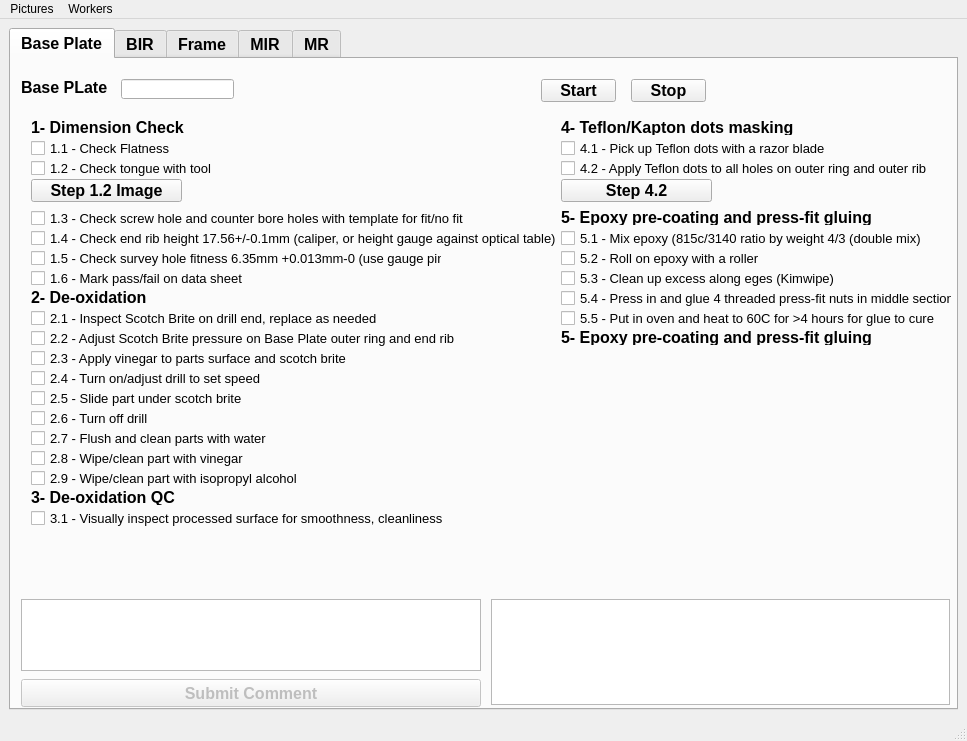
Above: guis/panel/partsprep/partsPrepUI.ui from bamesserly/mu2e-tracker-factory before the change. Below: the same form after it.
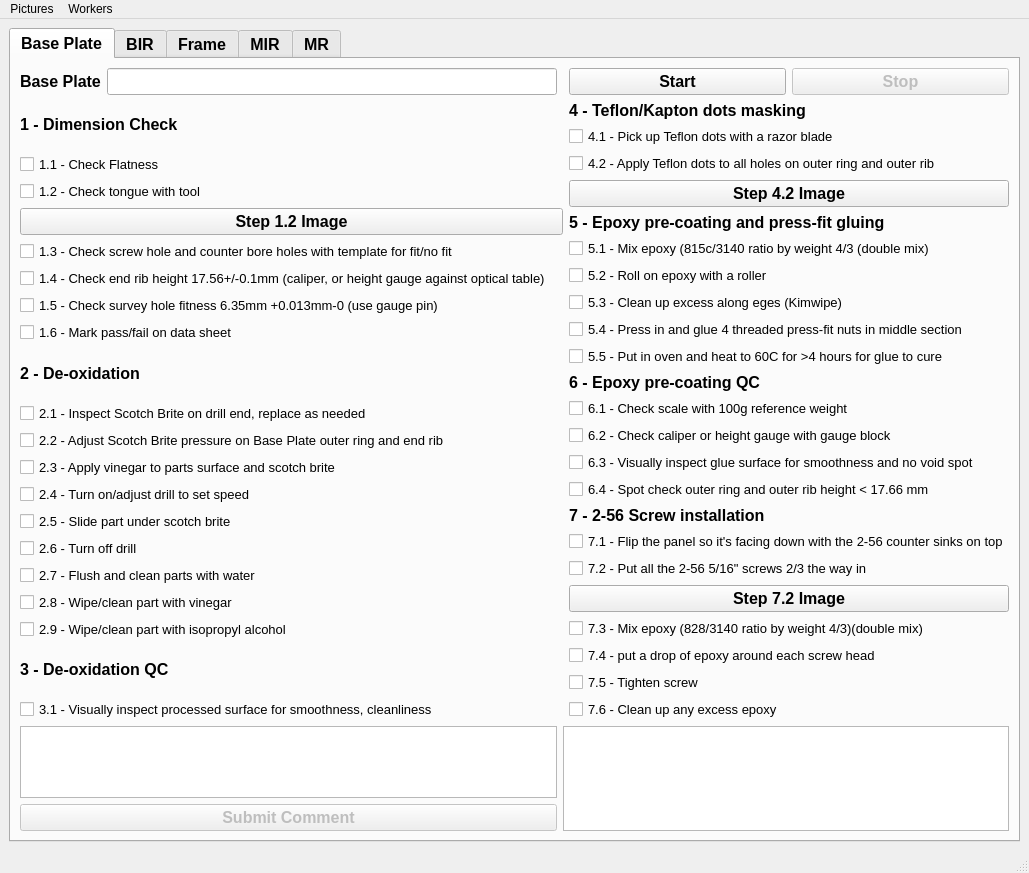
That is the form after the change.

Commit message:
Parts Prep 2 (#215)
* Base Plate UI done
- just the .ui and .py UI files, not the main.

* BP done, Frame and MIR UI done
- see title

* All the parts are done!
- each part type is ready to use
- front and back end are done

* Debugging
- lots of typos in variable names and stuff

```diff
--- a/guis/panel/partsprep/partsPrepUI.ui
+++ b/guis/panel/partsprep/partsPrepUI.ui
@@ -6,8 +6,8 @@
    <rect>
     <x>0</x>
     <y>0</y>
-    <width>967</width>
-    <height>741</height>
+    <width>1029</width>
+    <height>835</height>
    </rect>
   </property>
   <property name="windowTitle">
@@ -31,110 +31,67 @@
        <attribute name="title">
         <string>Base Plate</string>
        </attribute>
+       <layout class="QGridLayout" name="gridLayout_9">
+        <item row="0" column="0">
+         <layout class="QHBoxLayout" name="horizontalLayout_4">
+          <item>
+           <widget class="QLabel" name="label_8">
+            <property name="text">
+             <string>Base Plate</string>
+            </property>
+           </widget>
+          </item>
+          <item>
+           <widget class="QLineEdit" name="bpLE"/>
+          </item>
+         </layout>
+        </item>
+        <item row="0" column="2">
+         <layout class="QHBoxLayout" name="horizontalLayout_3">
+          <item>
        <widget class="QPushButton" name="bpStartPB">
-        <property name="geometry">
-         <rect>
-          <x>530</x>
-          <y>20</y>
-          <width>75</width>
-          <height>23</height>
-         </rect>
-        </property>
         <property name="text">
          <string>Start</string>
         </property>
        </widget>
+          </item>
+          <item>
        <widget class="QPushButton" name="pbStopPB">
-        <property name="geometry">
-         <rect>
-          <x>620</x>
-          <y>20</y>
-          <width>75</width>
-          <height>23</height>
-         </rect>
+            <property name="enabled">
+             <bool>false</bool>
         </property>
         <property name="text">
          <string>Stop</string>
         </property>
        </widget>
-       <widget class="QLineEdit" name="bpLE">
-        <property name="geometry">
-         <rect>
-          <x>110</x>
-          <y>20</y>
-          <width>113</width>
-          <height>20</height>
-         </rect>
-        </property>
-       </widget>
-       <widget class="QLabel" name="label_8">
-        <property name="geometry">
-         <rect>
-          <x>10</x>
-          <y>20</y>
-          <width>101</width>
-          <height>16</height>
-         </rect>
-        </property>
-        <property name="text">
-         <string>Base PLate</string>
-        </property>
-       </widget>
-       <widget class="QCheckBox" name="bp1_1">
-        <property name="geometry">
-         <rect>
-          <x>20</x>
-          <y>80</y>
-          <width>221</width>
-          <height>18</height>
-         </rect>
-        </property>
-        <property name="font">
-         <font>
-          <pointsize>10</pointsize>
-          <weight>50</weight>
-          <bold>false</bold>
-         </font>
-        </property>
-        <property name="text">
-         <string>1.1 - Check Flatness</string>
-        </property>
-       </widget>
-       <widget class="QPushButton" name="bpImage1_2">
-        <property name="geometry">
-         <rect>
-          <x>20</x>
-          <y>120</y>
-          <width>151</width>
-          <height>23</height>
-         </rect>
-        </property>
-        <property name="text">
-         <string>Step 1.2 Image</string>
-        </property>
-       </widget>
+          </item>
+         </layout>
+        </item>
+        <item row="1" column="0" colspan="2">
+         <layout class="QVBoxLayout" name="verticalLayout_4">
+          <item>
        <widget class="QLabel" name="label_9">
-        <property name="geometry">
-         <rect>
-          <x>20</x>
-          <y>60</y>
-          <width>181</width>
-          <height>16</height>
-         </rect>
-        </property>
+            <property name="text">
+             <string>1 - Dimension Check</string>
+            </property>
+           </widget>
+          </item>
+          <item>
+           <widget class="QCheckBox" name="bp1_1">
+            <property name="font">
+             <font>
+              <pointsize>10</pointsize>
+              <weight>50</weight>
+              <bold>false</bold>
+             </font>
+            </property>
         <property name="text">
-         <string>1- Dimension Check</string>
-        </property>
-       </widget>
+             <string>1.1 - Check Flatness</string>
+            </property>
+           </widget>
+          </item>
+          <item>
        <widget class="QCheckBox" name="bp1_2">
-        <property name="geometry">
-         <rect>
-          <x>20</x>
-          <y>100</y>
-          <width>231</width>
-          <height>18</height>
-         </rect>
-        </property>
         <property name="font">
          <font>
           <pointsize>10</pointsize>
@@ -146,15 +103,16 @@
          <string>1.2 - Check tongue with tool</string>
         </property>
        </widget>
+          </item>
+          <item>
+           <widget class="QPushButton" name="bpImage1_2">
+            <property name="text">
+             <string>Step 1.2 Image</string>
+            </property>
+           </widget>
+          </item>
+          <item>
        <widget class="QCheckBox" name="bp1_3">
-        <property name="geometry">
-         <rect>
-          <x>20</x>
-          <y>150</y>
-          <width>471</width>
-          <height>18</height>
-         </rect>
-        </property>
         <property name="font">
          <font>
           <pointsize>10</pointsize>
@@ -166,15 +124,9 @@
          <string>1.3 - Check screw hole and counter bore holes with template for fit/no fit</string>
         </property>
        </widget>
+          </item>
+          <item>
        <widget class="QCheckBox" name="bp1_4">
-        <property name="geometry">
-         <rect>
-          <x>20</x>
-          <y>170</y>
-          <width>531</width>
-          <height>18</height>
-         </rect>
-        </property>
         <property name="font">
          <font>
           <pointsize>10</pointsize>
@@ -186,15 +138,9 @@
          <string>1.4 - Check end rib height 17.56+/-0.1mm (caliper, or height gauge against optical table)</string>
         </property>
        </widget>
+          </item>
+          <item>
        <widget class="QCheckBox" name="bp1_5">
-        <property name="geometry">
-         <rect>
-          <x>20</x>
-          <y>190</y>
-          <width>411</width>
-          <height>18</height>
-         </rect>
-        </property>
         <property name="font">
          <font>
           <pointsize>10</pointsize>
@@ -206,15 +152,9 @@
          <string>1.5 - Check survey hole fitness 6.35mm +0.013mm-0 (use gauge pin)</string>
         </property>
        </widget>
+          </item>
+          <item>
        <widget class="QCheckBox" name="bp1_6">
-        <property name="geometry">
-         <rect>
-          <x>20</x>
-          <y>210</y>
-          <width>291</width>
-          <height>18</height>
-         </rect>
-        </property>
         <property name="font">
          <font>
           <pointsize>10</pointsize>
@@ -226,28 +166,16 @@
          <string>1.6 - Mark pass/fail on data sheet</string>
         </property>
        </widget>
+          </item>
+          <item>
        <widget class="QLabel" name="label_10">
-        <property name="geometry">
-         <rect>
-          <x>20</x>
-          <y>230</y>
-          <width>181</width>
-          <height>16</height>
-         </rect>
-        </property>
         <property name="text">
-         <string>2- De-oxidation</string>
-        </property>
-       </widget>
+             <string>2 - De-oxidation</string>
+            </property>
+           </widget>
+          </item>
+          <item>
        <widget class="QCheckBox" name="bp2_1">
-        <property name="geometry">
-         <rect>
-          <x>20</x>
-          <y>250</y>
-          <width>351</width>
-          <height>18</height>
-         </rect>
-        </property>
         <property name="font">
          <font>
           <pointsize>10</pointsize>
@@ -259,15 +187,9 @@
          <string>2.1 - Inspect Scotch Brite on drill end, replace as needed</string>
         </property>
        </widget>
+          </item>
+          <item>
        <widget class="QCheckBox" name="bp2_2">
-        <property name="geometry">
-         <rect>
-          <x>20</x>
-          <y>270</y>
-          <width>461</width>
-          <height>18</height>
-         </rect>
-        </property>
         <property name="font">
          <font>
           <pointsize>10</pointsize>
@@ -279,15 +201,9 @@
          <string>2.2 - Adjust Scotch Brite pressure on Base Plate outer ring and end rib</string>
         </property>
        </widget>
+          </item>
+          <item>
        <widget class="QCheckBox" name="bp2_3">
-        <property name="geometry">
-         <rect>
-          <x>20</x>
-          <y>290</y>
-          <width>351</width>
-          <height>18</height>
-         </rect>
-        </property>
         <property name="font">
          <font>
           <pointsize>10</pointsize>
@@ -299,15 +215,9 @@
          <string>2.3 - Apply vinegar to parts surface and scotch brite</string>
         </property>
        </widget>
+          </item>
+          <item>
        <widget class="QCheckBox" name="bp2_4">
-        <property name="geometry">
-         <rect>
-          <x>20</x>
-          <y>310</y>
-          <width>351</width>
-          <height>18</height>
-         </rect>
-        </property>
         <property name="font">
          <font>
           <pointsize>10</pointsize>
@@ -319,15 +229,9 @@
          <string>2.4 - Turn on/adjust drill to set speed</string>
         </property>
        </widget>
+          </item>
+          <item>
        <widget class="QCheckBox" name="bp2_5">
-        <property name="geometry">
-         <rect>
-          <x>20</x>
-          <y>330</y>
-          <width>351</width>
-          <height>18</height>
-         </rect>
-        </property>
         <property name="font">
          <font>
           <pointsize>10</pointsize>
@@ -339,15 +243,9 @@
          <string>2.5 - Slide part under scotch brite</string>
         </property>
        </widget>
+          </item>
+          <item>
        <widget class="QCheckBox" name="bp2_6">
-        <property name="geometry">
-         <rect>
-          <x>20</x>
-          <y>350</y>
-          <width>351</width>
-          <height>18</height>
-         </rect>
-        </property>
         <property name="font">
          <font>
           <pointsize>10</pointsize>
@@ -359,15 +257,9 @@
          <string>2.6 - Turn off drill</string>
         </property>
        </widget>
+          </item>
+          <item>
        <widget class="QCheckBox" name="bp2_7">
-        <property name="geometry">
-         <rect>
-          <x>20</x>
-          <y>370</y>
-          <width>351</width>
-          <height>18</height>
-         </rect>
-        </property>
         <property name="font">
          <font>
           <pointsize>10</pointsize>
@@ -379,15 +271,9 @@
          <string>2.7 - Flush and clean parts with water</string>
         </property>
        </widget>
+          </item>
+          <item>
        <widget class="QCheckBox" name="bp2_8">
-        <property name="geometry">
-         <rect>
-          <x>20</x>
-          <y>390</y>
-          <width>351</width>
-          <height>18</height>
-         </rect>
-        </property>
         <property name="font">
          <font>
           <pointsize>10</pointsize>
@@ -399,15 +285,9 @@
          <string>2.8 - Wipe/clean part with vinegar</string>
         </property>
        </widget>
+          </item>
+          <item>
        <widget class="QCheckBox" name="bp2_9">
-        <property name="geometry">
-         <rect>
-          <x>20</x>
-          <y>410</y>
-          <width>351</width>
-          <height>18</height>
-         </rect>
-        </property>
         <property name="font">
          <font>
           <pointsize>10</pointsize>
@@ -419,100 +299,41 @@
          <string>2.9 - Wipe/clean part with isopropyl alcohol</string>
         </property>
        </widget>
-       <widget class="QCheckBox" name="bp3_1">
-        <property name="geometry">
-         <rect>
-          <x>20</x>
-          <y>450</y>
-          <width>421</width>
-          <height>18</height>
-         </rect>
-        </property>
-        <property name="font">
-         <font>
-          <pointsize>10</pointsize>
-          <weight>50</weight>
-          <bold>false</bold>
-         </font>
-        </property>
-        <property name="text">
-         <string>3.1 - Visually inspect processed surface for smoothness, cleanliness</string>
-        </property>
-       </widget>
+          </item>
+          <item>
        <widget class="QLabel" name="label_21">
-        <property name="geometry">
-         <rect>
-          <x>20</x>
-          <y>430</y>
-          <width>181</width>
-          <height>16</height>
-         </rect>
-        </property>
         <property name="text">
-         <string>3- De-oxidation QC</string>
-        </property>
-       </widget>
-       <widget class="QTextEdit" name="bpComEntryTE">
-        <property name="geometry">
-         <rect>
-          <x>10</x>
-          <y>540</y>
-          <width>460</width>
-          <height>72</height>
-         </rect>
-        </property>
-       </widget>
-       <widget class="QPushButton" name="bpComEntryPB">
-        <property name="enabled">
-         <bool>false</bool>
-        </property>
-        <property name="geometry">
-         <rect>
-          <x>10</x>
-          <y>620</y>
-          <width>460</width>
-          <height>28</height>
-         </rect>
-        </property>
+             <string>3 - De-oxidation QC</string>
+            </property>
+           </widget>
+          </item>
+          <item>
+           <widget class="QCheckBox" name="bp3_1">
+            <property name="font">
+             <font>
+              <pointsize>10</pointsize>
+              <weight>50</weight>
+              <bold>false</bold>
+             </font>
+            </property>
         <property name="text">
-         <string>Submit Comment</string>
-        </property>
-       </widget>
-       <widget class="QTextEdit" name="bpComDisplayTE">
-        <property name="geometry">
-         <rect>
-          <x>480</x>
-          <y>540</y>
-          <width>459</width>
-          <height>106</height>
-         </rect>
-        </property>
-        <property name="readOnly">
-         <bool>true</bool>
-        </property>
-       </widget>
+             <string>3.1 - Visually inspect processed surface for smoothness, cleanliness</string>
+            </property>
+           </widget>
+          </item>
+         </layout>
+        </item>
+        <item row="1" column="2">
+         <layout class="QVBoxLayout" name="verticalLayout_3">
+          <item>
        <widget class="QLabel" name="label_22">
-        <property name="geometry">
-         <rect>
-          <x>550</x>
-          <y>60</y>
-          <width>321</width>
-          <height>16</height>
-         </rect>
-        </property>
         <property name="text">
-         <string>4- Teflon/Kapton dots masking</string>
-        </property>
-       </widget>
+             <string>4 - Teflon/Kapton dots masking</string>
+            </property>
+           </widget>
+          </item>
+          <item>
        <widget class="QCheckBox" name="bp4_1">
-        <property name="geometry">
-         <rect>
-          <x>550</x>
-          <y>80</y>
-          <width>391</width>
-          <height>18</height>
-         </rect>
-        </property>
         <property name="font">
          <font>
           <pointsize>10</pointsize>
@@ -524,15 +345,9 @@
          <string>4.1 - Pick up Teflon dots with a razor blade</string>
         </property>
        </widget>
+          </item>
+          <item>
        <widget class="QCheckBox" name="bp4_2">
-        <property name="geometry">
-         <rect>
-          <x>550</x>
-          <y>100</y>
-          <width>391</width>
-          <height>18</height>
-         </rect>
-        </property>
         <property name="font">
          <font>
           <pointsize>10</pointsize>
@@ -544,41 +359,23 @@
          <string>4.2 - Apply Teflon dots to all holes on outer ring and outer rib</string>
         </property>
        </widget>
-       <widget class="QPushButton" name="bpImage1_4">
-        <property name="geometry">
-         <rect>
-          <x>550</x>
-          <y>120</y>
-          <width>151</width>
-          <height>23</height>
-         </rect>
-        </property>
+          </item>
+          <item>
+           <widget class="QPushButton" name="bpImage4_2">
         <property name="text">
-         <string>Step 4.2</string>
-        </property>
-       </widget>
+             <string>Step 4.2 Image</string>
+            </property>
+           </widget>
+          </item>
+          <item>
        <widget class="QLabel" name="label_23">
-        <property name="geometry">
-         <rect>
-          <x>550</x>
-          <y>150</y>
-          <width>371</width>
-          <height>16</height>
-         </rect>
-        </property>
         <property name="text">
-         <string>5- Epoxy pre-coating and press-fit gluing</string>
-        </property>
-       </widget>
+             <string>5 - Epoxy pre-coating and press-fit gluing</string>
+            </property>
+           </widget>
+          </item>
+          <item>
        <widget class="QCheckBox" name="bp5_1">
-        <property name="geometry">
-         <rect>
-          <x>550</x>
-          <y>170</y>
-          <width>391</width>
-          <height>18</height>
-         </rect>
-        </property>
         <property name="font">
          <font>
           <pointsize>10</pointsize>
@@ -590,15 +387,9 @@
          <string>5.1 - Mix epoxy (815c/3140 ratio by weight 4/3 (double mix)</string>
         </property>
        </widget>
+          </item>
+          <item>
        <widget class="QCheckBox" name="bp5_2">
-        <property name="geometry">
-         <rect>
-          <x>550</x>
-          <y>190</y>
-          <width>391</width>
-          <height>18</height>
-         </rect>
-        </property>
         <property name="font">
          <font>
           <pointsize>10</pointsize>
@@ -610,15 +401,9 @@
          <string>5.2 - Roll on epoxy with a roller</string>
         </property>
        </widget>
+          </item>
+          <item>
        <widget class="QCheckBox" name="bp5_3">
-        <property name="geometry">
-         <rect>
-          <x>550</x>
-          <y>210</y>
-          <width>391</width>
-          <height>18</height>
-         </rect>
-        </property>
         <property name="font">
          <font>
           <pointsize>10</pointsize>
@@ -630,15 +415,9 @@
          <string>5.3 - Clean up excess along eges (Kimwipe)</string>
         </property>
        </widget>
+          </item>
+          <item>
        <widget class="QCheckBox" name="bp5_4">
-        <property name="geometry">
-         <rect>
-          <x>550</x>
-          <y>230</y>
-          <width>391</width>
-          <height>18</height>
-         </rect>
-        </property>
         <property name="font">
          <font>
           <pointsize>10</pointsize>
@@ -650,15 +429,9 @@
          <string>5.4 - Press in and glue 4 threaded press-fit nuts in middle section</string>
         </property>
        </widget>
+          </item>
+          <item>
        <widget class="QCheckBox" name="bp5_5">
-        <property name="geometry">
-         <rect>
-          <x>550</x>
-          <y>250</y>
-          <width>391</width>
-          <height>18</height>
-         </rect>
-        </property>
         <property name="font">
          <font>
           <pointsize>10</pointsize>
@@ -670,19 +443,197 @@
          <string>5.5 - Put in oven and heat to 60C for &gt;4 hours for glue to cure</string>
         </property>
        </widget>
+          </item>
+          <item>
        <widget class="QLabel" name="label_24">
-        <property name="geometry">
-         <rect>
-          <x>550</x>
-          <y>270</y>
-          <width>371</width>
-          <height>16</height>
-         </rect>
-        </property>
+            <property name="text">
+             <string>6 - Epoxy pre-coating QC</string>
+            </property>
+           </widget>
+          </item>
+          <item>
+           <widget class="QCheckBox" name="bp6_1">
+            <property name="font">
+             <font>
+              <pointsize>10</pointsize>
+              <weight>50</weight>
+              <bold>false</bold>
+             </font>
+            </property>
         <property name="text">
-         <string>5- Epoxy pre-coating and press-fit gluing</string>
-        </property>
-       </widget>
+             <string>6.1 - Check scale with 100g reference weight</string>
+            </property>
+           </widget>
+          </item>
+          <item>
+           <widget class="QCheckBox" name="bp6_2">
+            <property name="font">
+             <font>
+              <pointsize>10</pointsize>
+              <weight>50</weight>
+              <bold>false</bold>
+             </font>
+            </property>
+            <property name="text">
+             <string>6.2 - Check caliper or height gauge with gauge block</string>
+            </property>
+           </widget>
+          </item>
+          <item>
+           <widget class="QCheckBox" name="bp6_3">
+            <property name="font">
+             <font>
+              <pointsize>10</pointsize>
+              <weight>50</weight>
+              <bold>false</bold>
+             </font>
+            </property>
+            <property name="text">
+             <string>6.3 - Visually inspect glue surface for smoothness and no void spot</string>
+            </property>
+           </widget>
+          </item>
+          <item>
+           <widget class="QCheckBox" name="bp6_4">
+            <property name="font">
+             <font>
+              <pointsize>10</pointsize>
+              <weight>50</weight>
+              <bold>false</bold>
+             </font>
+            </property>
+            <property name="text">
+             <string>6.4 - Spot check outer ring and outer rib height &lt; 17.66 mm</string>
+            </property>
+           </widget>
+          </item>
+          <item>
+           <widget class="QLabel" name="label_25">
+            <property name="text">
+             <string>7 - 2-56 Screw installation</string>
+            </property>
+           </widget>
+          </item>
+          <item>
+           <widget class="QCheckBox" name="bp7_1">
+            <property name="font">
+             <font>
+              <pointsize>10</pointsize>
+              <weight>50</weight>
+              <bold>false</bold>
+             </font>
+            </property>
+            <property name="text">
+             <string>7.1 - Flip the panel so it's facing down with the 2-56 counter sinks on top</string>
+            </property>
+           </widget>
+          </item>
+          <item>
+           <widget class="QCheckBox" name="bp7_2">
+            <property name="font">
+             <font>
+              <pointsize>10</pointsize>
+              <weight>50</weight>
+              <bold>false</bold>
+             </font>
+            </property>
+            <property name="text">
+             <string>7.2 - Put all the 2-56 5/16&quot; screws 2/3 the way in</string>
+            </property>
+           </widget>
+          </item>
+          <item>
+           <widget class="QPushButton" name="bpImage7_2">
+            <property name="text">
+             <string>Step 7.2 Image</string>
+            </property>
+           </widget>
+          </item>
+          <item>
+           <widget class="QCheckBox" name="bp7_3">
+            <property name="font">
+             <font>
+              <pointsize>10</pointsize>
+              <weight>50</weight>
+              <bold>false</bold>
+             </font>
+            </property>
+            <property name="text">
+             <string>7.3 - Mix epoxy (828/3140 ratio by weight 4/3)(double mix)</string>
+            </property>
+           </widget>
+          </item>
+          <item>
+           <widget class="QCheckBox" name="bp7_4">
+            <property name="font">
+             <font>
+              <pointsize>10</pointsize>
+              <weight>50</weight>
+              <bold>false</bold>
+             </font>
+            </property>
+            <property name="text">
+             <string>7.4 - put a drop of epoxy around each screw head</string>
+            </property>
+           </widget>
+          </item>
+          <item>
+           <widget class="QCheckBox" name="bp7_5">
+            <property name="font">
+             <font>
+              <pointsize>10</pointsize>
+              <weight>50</weight>
+              <bold>false</bold>
+             </font>
+            </property>
+            <property name="text">
+             <string>7.5 - Tighten screw</string>
+            </property>
+           </widget>
+          </item>
+          <item>
+           <widget class="QCheckBox" name="bp7_6">
+            <property name="font">
+             <font>
+              <pointsize>10</pointsize>
+              <weight>50</weight>
+              <bold>false</bold>
+             </font>
+            </property>
+            <property name="text">
+             <string>7.6 - Clean up any excess epoxy</string>
+            </property>
+           </widget>
+          </item>
+         </layout>
+        </item>
+        <item row="2" column="0">
+         <widget class="QTextEdit" name="bpComEntryTE"/>
+        </item>
+        <item row="2" column="1" rowspan="2" colspan="2">
+         <widget class="QTextEdit" name="bpComDisplayTE">
+          <property name="minimumSize">
+           <size>
+            <width>0</width>
+            <height>75</height>
+           </size>
+          </property>
+          <property name="readOnly">
+           <bool>true</bool>
+          </property>
+         </widget>
+        </item>
+        <item row="3" column="0">
+         <widget class="QPushButton" name="bpComEntryPB">
+          <property name="enabled">
+           <bool>false</bool>
+          </property>
+          <property name="text">
+           <string>Submit Comment</string>
+          </property>
+         </widget>
+        </item>
+       </layout>
       </widget>
       <widget class="QWidget" name="bir">
        <attribute name="title">
@@ -1377,7 +1328,7 @@
     <rect>
      <x>0</x>
      <y>0</y>
-     <width>967</width>
+     <width>1029</width>
      <height>22</height>
     </rect>
    </property>
```
Left out of the diff: 1545 changed lines with no effect on the pictures. Lines whose indentation alone changed are shown as unchanged. The commit also changes 2 other files.
